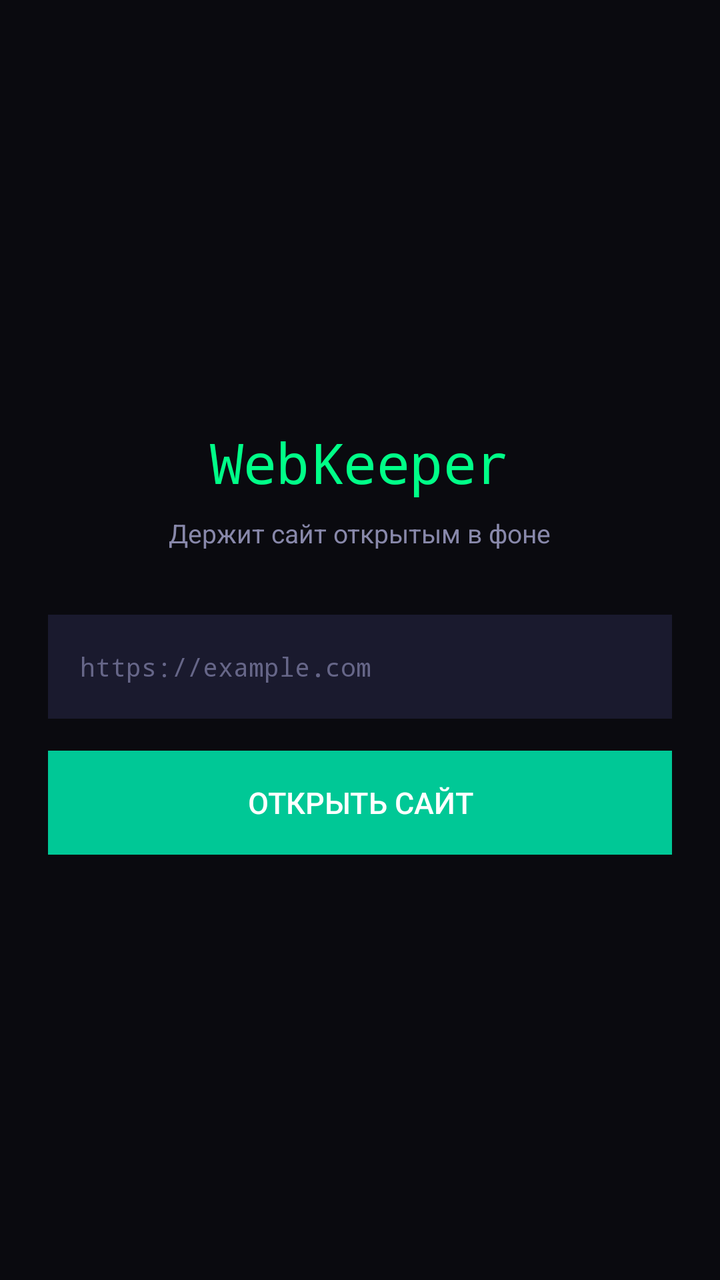
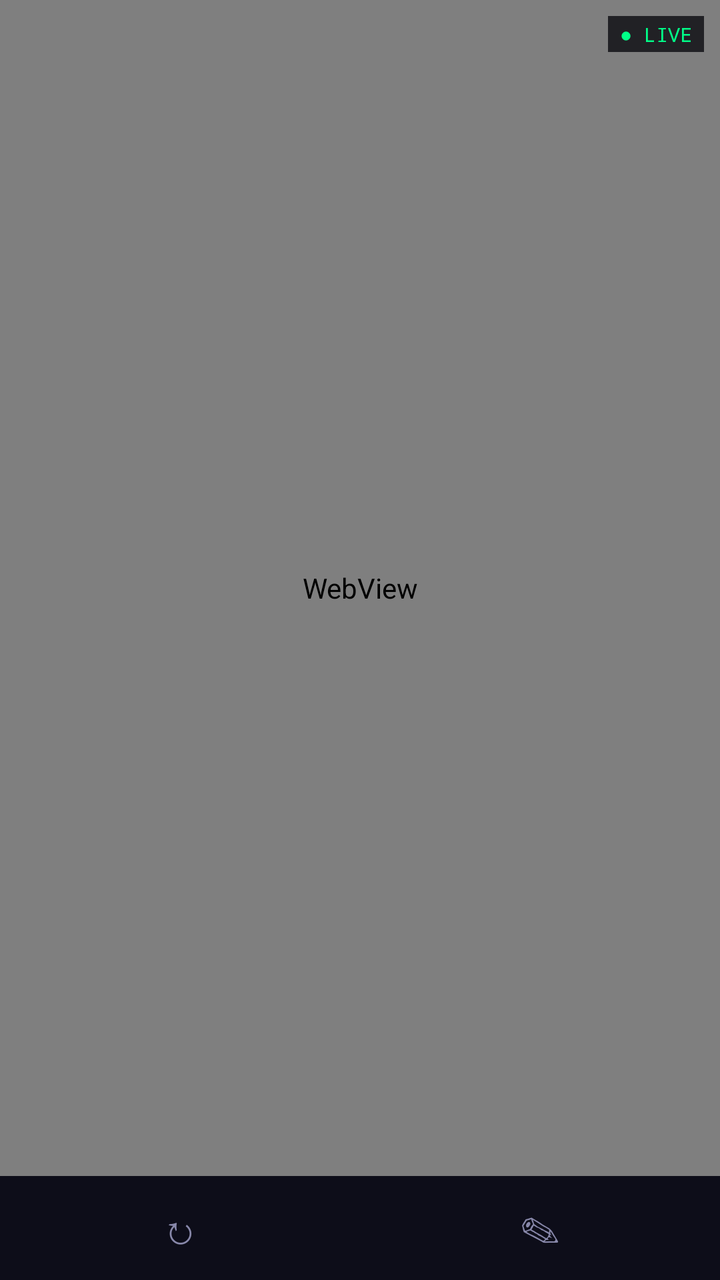

Screens rendered from an Android XML layout before and after an edit, with the pre-edit source and the edit as a unified diff.
<!-- AndroidManifest.xml: application theme AppTheme -->
<!-- res/layout/activity_main.xml -->
<?xml version="1.0" encoding="utf-8"?>
<LinearLayout xmlns:android="http://schemas.android.com/apk/res/android"
    android:layout_width="match_parent"
    android:layout_height="match_parent"
    android:orientation="vertical"
    android:background="#0A0A0F"
    android:gravity="center"
    android:padding="24dp">

    <TextView
        android:layout_width="wrap_content"
        android:layout_height="wrap_content"
        android:text="WebKeeper"
        android:textColor="#00FF88"
        android:textSize="28sp"
        android:fontFamily="monospace"
        android:layout_marginBottom="8dp" />

    <TextView
        android:layout_width="wrap_content"
        android:layout_height="wrap_content"
        android:text="Держит сайт открытым в фоне"
        android:textColor="#8888AA"
        android:textSize="13sp"
        android:layout_marginBottom="32dp" />

    <EditText
        android:id="@+id/urlInput"
        android:layout_width="match_parent"
        android:layout_height="52dp"
        android:background="#1A1A2E"
        android:textColor="#FFFFFF"
        android:textColorHint="#666688"
        android:hint="https://example.com"
        android:textSize="13sp"
        android:fontFamily="monospace"
        android:paddingStart="16dp"
        android:paddingEnd="16dp"
        android:inputType="textUri"
        android:imeOptions="actionGo"
        android:singleLine="true"
        android:layout_marginBottom="16dp" />

    <Button
        android:id="@+id/btnOpen"
        android:layout_width="match_parent"
        android:layout_height="52dp"
        android:text="Открыть сайт"
        android:textColor="#FFFFFF"
        android:textSize="15sp"
        android:background="#00C896" />

</LinearLayout>
<!-- resources referenced by this layout -->
<resources>
  <style name="AppTheme" parent="Theme.AppCompat.NoActionBar">
          <item name="colorPrimary">#0D0D1A</item>
          <item name="colorPrimaryDark">#0A0A0F</item>
          <item name="colorAccent">#00C896</item>
          <item name="android:windowBackground">#0A0A0F</item>
          <item name="android:statusBarColor">#0A0A0F</item>
          <item name="android:navigationBarColor">#0D0D1A</item>
      </style>
</resources>

<!-- the commit's change to res/layout/activity_main.xml (unified diff, before → after) -->
@@ -1,53 +1,102 @@
 <?xml version="1.0" encoding="utf-8"?>
-<LinearLayout xmlns:android="http://schemas.android.com/apk/res/android"
+<RelativeLayout xmlns:android="http://schemas.android.com/apk/res/android"
     android:layout_width="match_parent"
     android:layout_height="match_parent"
-    android:orientation="vertical"
-    android:background="#0A0A0F"
-    android:gravity="center"
-    android:padding="24dp">
+    android:background="#0A0A0F">
+
+    <WebView
+        android:id="@+id/webView"
+        android:layout_width="match_parent"
+        android:layout_height="match_parent"
+        android:layout_above="@+id/bottomBar" />
 
     <TextView
+        android:id="@+id/statusText"
         android:layout_width="wrap_content"
         android:layout_height="wrap_content"
-        android:text="WebKeeper"
+        android:layout_alignParentTop="true"
+        android:layout_alignParentEnd="true"
+        android:layout_marginTop="8dp"
+        android:layout_marginEnd="8dp"
+        android:text="● LIVE"
         android:textColor="#00FF88"
-        android:textSize="28sp"
+        android:textSize="10sp"
         android:fontFamily="monospace"
-        android:layout_marginBottom="8dp" />
+        android:background="#CC0A0A0F"
+        android:paddingStart="6dp"
+        android:paddingEnd="6dp"
+        android:paddingTop="2dp"
+        android:paddingBottom="2dp" />
 
-    <TextView
-        android:layout_width="wrap_content"
+    <LinearLayout
+        android:id="@+id/urlBar"
+        android:layout_width="match_parent"
         android:layout_height="wrap_content"
-        android:text="Держит сайт открытым в фоне"
-        android:textColor="#8888AA"
-        android:textSize="13sp"
-        android:layout_marginBottom="32dp" />
+        android:layout_above="@+id/bottomBar"
+        android:orientation="horizontal"
+        android:background="#EE0D0D1A"
+        android:padding="8dp"
+        android:visibility="gone">
 
-    <EditText
-        android:id="@+id/urlInput"
+        <EditText
+            android:id="@+id/urlInput"
+            android:layout_width="0dp"
+            android:layout_height="44dp"
+            android:layout_weight="1"
+            android:background="#1A1A2E"
+            android:textColor="#FFFFFF"
+            android:textColorHint="#666688"
+            android:hint="https://example.com"
+            android:textSize="13sp"
+            android:fontFamily="monospace"
+            android:paddingStart="12dp"
+            android:paddingEnd="12dp"
+            android:inputType="textUri"
+            android:imeOptions="actionGo"
+            android:singleLine="true" />
+
+        <Button
+            android:id="@+id/btnGo"
+            android:layout_width="wrap_content"
+            android:layout_height="44dp"
+            android:layout_marginStart="6dp"
+            android:text="GO"
+            android:textColor="#FFFFFF"
+            android:background="#00C896"
+            android:paddingStart="12dp"
+            android:paddingEnd="12dp" />
+
+    </LinearLayout>
+
+    <LinearLayout
+        android:id="@+id/bottomBar"
         android:layout_width="match_parent"
         android:layout_height="52dp"
-        android:background="#1A1A2E"
-        android:textColor="#FFFFFF"
-        android:textColorHint="#666688"
-        android:hint="https://example.com"
-        android:textSize="13sp"
-        android:fontFamily="monospace"
-        android:paddingStart="16dp"
-        android:paddingEnd="16dp"
-        android:inputType="textUri"
-        android:imeOptions="actionGo"
-        android:singleLine="true"
-        android:layout_marginBottom="16dp" />
+        android:layout_alignParentBottom="true"
+        android:orientation="horizontal"
+        android:background="#EE0D0D1A"
+        android:gravity="center_vertical">
 
-    <Button
-        android:id="@+id/btnOpen"
-        android:layout_width="match_parent"
-        android:layout_height="52dp"
-        android:text="Открыть сайт"
-        android:textColor="#FFFFFF"
-        android:textSize="15sp"
-        android:background="#00C896" />
+        <Button
+            android:id="@+id/btnRefresh"
+            android:layout_width="0dp"
+            android:layout_height="match_parent"
+            android:layout_weight="1"
+            android:text="↻"
+            android:textColor="#8888AA"
+            android:textSize="20sp"
+            android:background="?attr/selectableItemBackground" />
 
-</LinearLayout>
+        <Button
+            android:id="@+id/btnMenu"
+            android:layout_width="0dp"
+            android:layout_height="match_parent"
+            android:layout_weight="1"
+            android:text="✎"
+            android:textColor="#8888AA"
+            android:textSize="20sp"
+            android:background="?attr/selectableItemBackground" />
+
+    </LinearLayout>
+
+</RelativeLayout>
